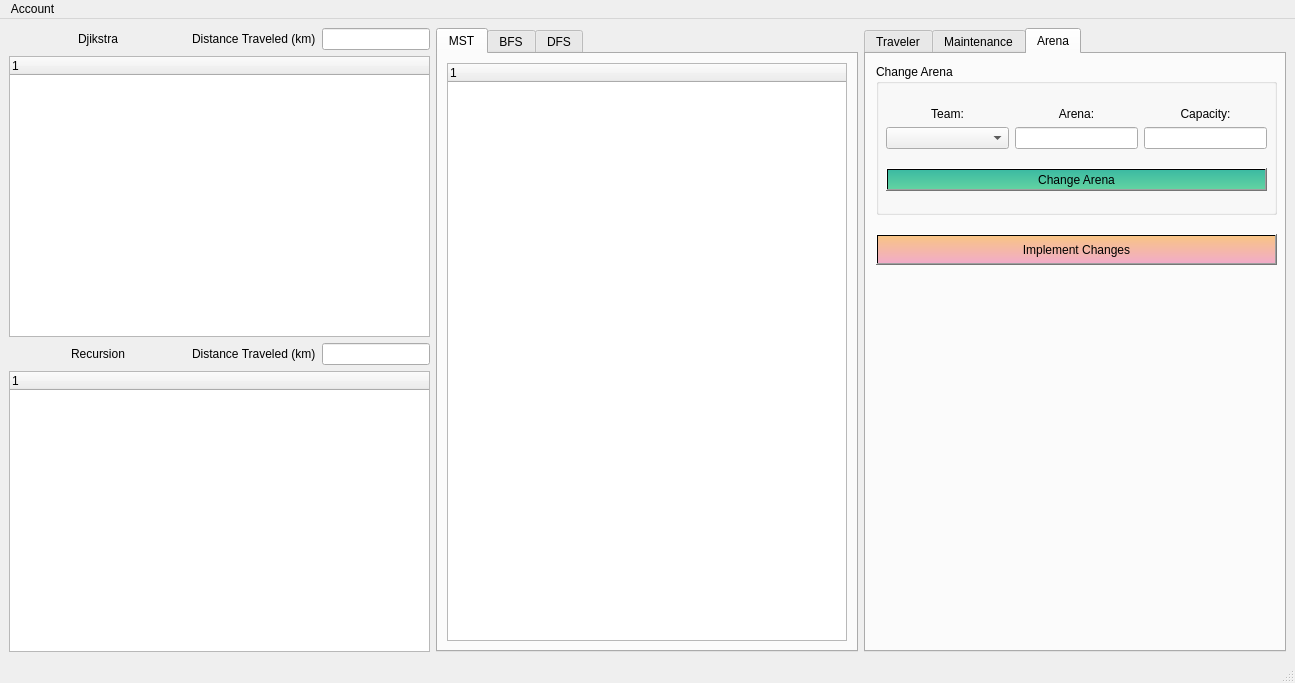
ssethtran/NBA-Basketball, file mainwindow.ui: the form before one commit.
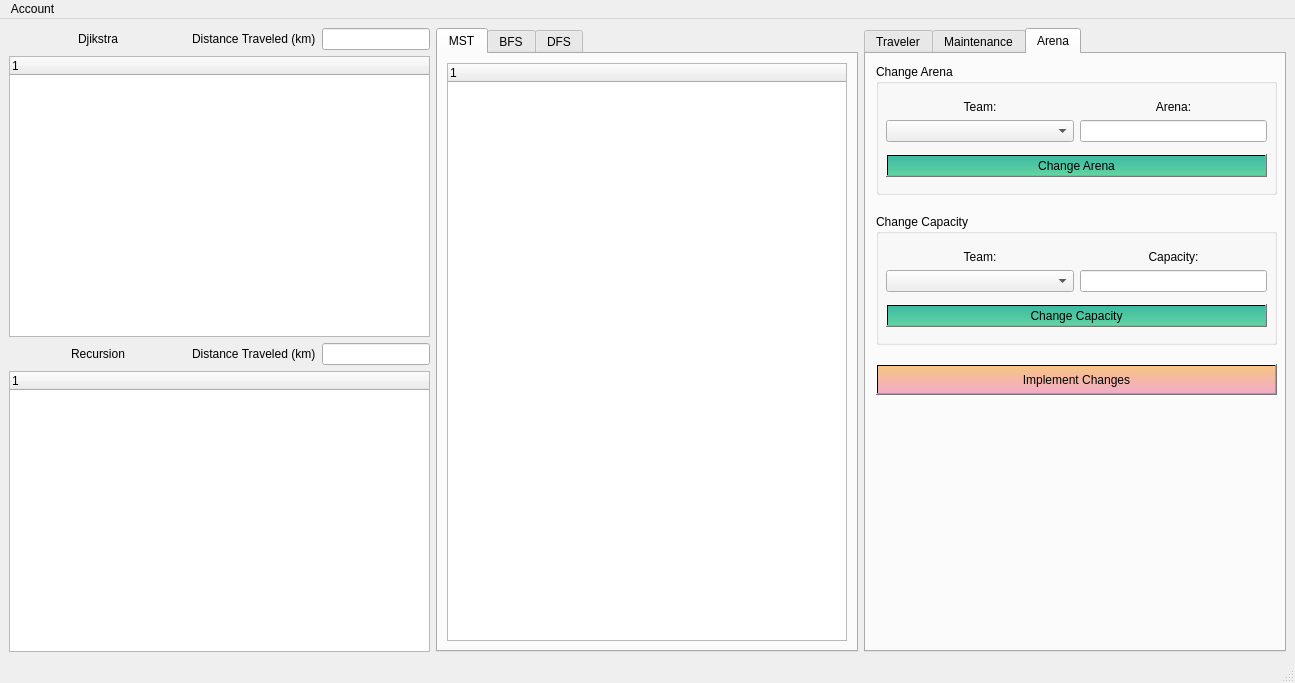
The form after the commit. The open tabs and pages were chosen to show the change.

Commit message: admin functions are now completely fixed and done. the "implement changes" button still needs to be fixed

```diff
--- a/mainwindow.ui
+++ b/mainwindow.ui
@@ -727,7 +727,7 @@
         <property name="geometry">
          <rect>
           <x>10</x>
-          <y>180</y>
+          <y>310</y>
           <width>401</width>
           <height>31</height>
          </rect>
@@ -745,7 +745,7 @@
           <x>10</x>
           <y>10</y>
           <width>401</width>
-          <height>151</height>
+          <height>131</height>
          </rect>
         </property>
         <property name="title">
@@ -757,13 +757,13 @@
            <x>10</x>
            <y>30</y>
            <width>381</width>
-           <height>111</height>
+           <height>91</height>
           </rect>
          </property>
          <layout class="QGridLayout" name="gridLayout_12">
           <item row="0" column="0">
            <layout class="QGridLayout" name="gridLayout_13">
-            <item row="0" column="2">
+            <item row="0" column="0">
              <widget class="QLabel" name="label_18">
               <property name="sizePolicy">
                <sizepolicy hsizetype="Preferred" vsizetype="Fixed">
@@ -772,14 +772,17 @@
                </sizepolicy>
               </property>
               <property name="text">
-               <string>Capacity:</string>
+               <string>Team:</string>
               </property>
               <property name="alignment">
                <set>Qt::AlignCenter</set>
               </property>
              </widget>
             </item>
-            <item row="0" column="0">
+            <item row="1" column="0">
+             <widget class="QComboBox" name="changeArenaTCB"/>
+            </item>
+            <item row="0" column="1">
              <widget class="QLabel" name="label_19">
               <property name="sizePolicy">
                <sizepolicy hsizetype="Preferred" vsizetype="Fixed">
@@ -788,25 +791,6 @@
                </sizepolicy>
               </property>
               <property name="text">
-               <string>Team:</string>
-              </property>
-              <property name="alignment">
-               <set>Qt::AlignCenter</set>
-              </property>
-             </widget>
-            </item>
-            <item row="1" column="0">
-             <widget class="QComboBox" name="changeArenaTeamCB"/>
-            </item>
-            <item row="0" column="1">
-             <widget class="QLabel" name="label_20">
-              <property name="sizePolicy">
-               <sizepolicy hsizetype="Preferred" vsizetype="Fixed">
-                <horstretch>0</horstretch>
-                <verstretch>0</verstretch>
-               </sizepolicy>
-              </property>
-              <property name="text">
                <string>Arena:</string>
               </property>
               <property name="alignment">
@@ -814,16 +798,6 @@
               </property>
              </widget>
             </item>
-            <item row="1" column="2">
-             <widget class="QLineEdit" name="changeArenaCLE">
-              <property name="sizePolicy">
-               <sizepolicy hsizetype="Minimum" vsizetype="Fixed">
-                <horstretch>0</horstretch>
-                <verstretch>0</verstretch>
-               </sizepolicy>
-              </property>
-             </widget>
-            </item>
             <item row="1" column="1">
              <widget class="QLineEdit" name="changeArenaALE">
               <property name="sizePolicy">
@@ -849,6 +823,90 @@
          </layout>
         </widget>
        </widget>
+       <widget class="QGroupBox" name="groupBox_6">
+        <property name="geometry">
+         <rect>
+          <x>10</x>
+          <y>160</y>
+          <width>401</width>
+          <height>131</height>
+         </rect>
+        </property>
+        <property name="title">
+         <string>Change Capacity</string>
+        </property>
+        <widget class="QWidget" name="layoutWidget_4">
+         <property name="geometry">
+          <rect>
+           <x>10</x>
+           <y>30</y>
+           <width>381</width>
+           <height>91</height>
+          </rect>
+         </property>
+         <layout class="QGridLayout" name="gridLayout_17">
+          <item row="0" column="0">
+           <layout class="QGridLayout" name="gridLayout_18">
+            <item row="0" column="0">
+             <widget class="QLabel" name="label_22">
+              <property name="sizePolicy">
+               <sizepolicy hsizetype="Preferred" vsizetype="Fixed">
+                <horstretch>0</horstretch>
+                <verstretch>0</verstretch>
+               </sizepolicy>
+              </property>
+              <property name="text">
+               <string>Team:</string>
+              </property>
+              <property name="alignment">
+               <set>Qt::AlignCenter</set>
+              </property>
+             </widget>
+            </item>
+            <item row="0" column="1">
+             <widget class="QLabel" name="label_23">
+              <property name="sizePolicy">
+               <sizepolicy hsizetype="Preferred" vsizetype="Fixed">
+                <horstretch>0</horstretch>
+                <verstretch>0</verstretch>
+               </sizepolicy>
+              </property>
+              <property name="text">
+               <string>Capacity:</string>
+              </property>
+              <property name="alignment">
+               <set>Qt::AlignCenter</set>
+              </property>
+             </widget>
+            </item>
+            <item row="1" column="0">
+             <widget class="QComboBox" name="changeCapacityTCB"/>
+            </item>
+            <item row="1" column="1">
+             <widget class="QLineEdit" name="changeCapacityCLE">
+              <property name="sizePolicy">
+               <sizepolicy hsizetype="Minimum" vsizetype="Fixed">
+                <horstretch>0</horstretch>
+                <verstretch>0</verstretch>
+               </sizepolicy>
+              </property>
+             </widget>
+            </item>
+           </layout>
+          </item>
+          <item row="1" column="0">
+           <widget class="QPushButton" name="changeCapacityButton">
+            <property name="styleSheet">
+             <string notr="true">background-color: qlineargradient(spread:pad, x1:0, y1:0, x2:0, y2:1,   stop:0 rgba(60, 186, 162, 255), stop:1 rgba(98, 211, 162, 255))</string>
+            </property>
+            <property name="text">
+             <string>Change Capacity</string>
+            </property>
+           </widget>
+          </item>
+         </layout>
+        </widget>
+       </widget>
       </widget>
      </widget>
     </item>
```
Left out of the diff: 4 changed lines with no effect on the pictures. The commit also changes 40 other files.
